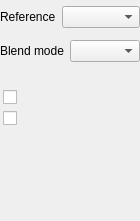
This is app/ui/bucketoptionswidget.ui in pencil2d/pencil as Qt 5 draws it before an edit. The edited form follows.
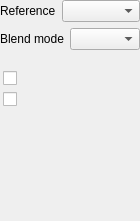
This is the edited form. Custom widgets are drawn as their Qt base class.

Commit message:
Add missing spacers
So the UI elements do not float

The edit to the form file:
```diff
--- a/app/ui/bucketoptionswidget.ui
+++ b/app/ui/bucketoptionswidget.ui
@@ -166,6 +166,19 @@
      </item>
     </layout>
    </item>
+   <item>
+    <spacer name="verticalSpacer">
+     <property name="orientation">
+      <enum>Qt::Orientation::Vertical</enum>
+     </property>
+     <property name="sizeHint" stdset="0">
+      <size>
+       <width>20</width>
+       <height>40</height>
+      </size>
+     </property>
+    </spacer>
+   </item>
   </layout>
  </widget>
  <customwidgets>
```
The commit also changes 1 other file.
